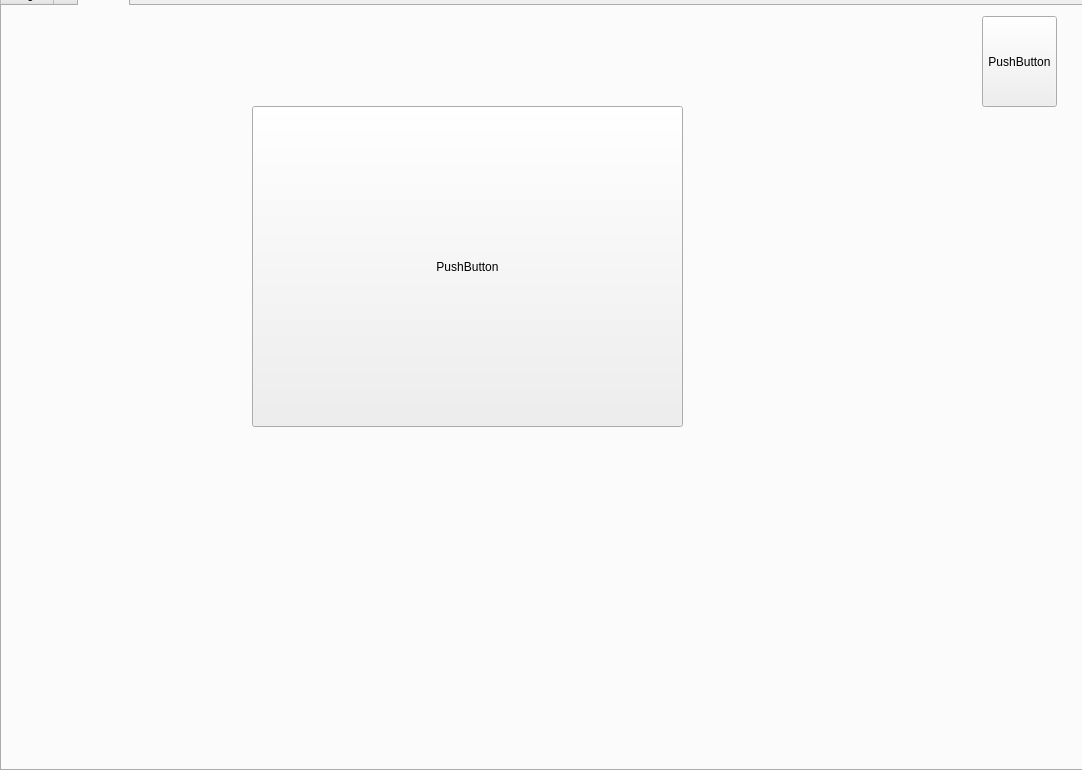
Qt form sorteerhoed.ui (DanielNowOnGitHub/Sorteerhoed) before a commit.
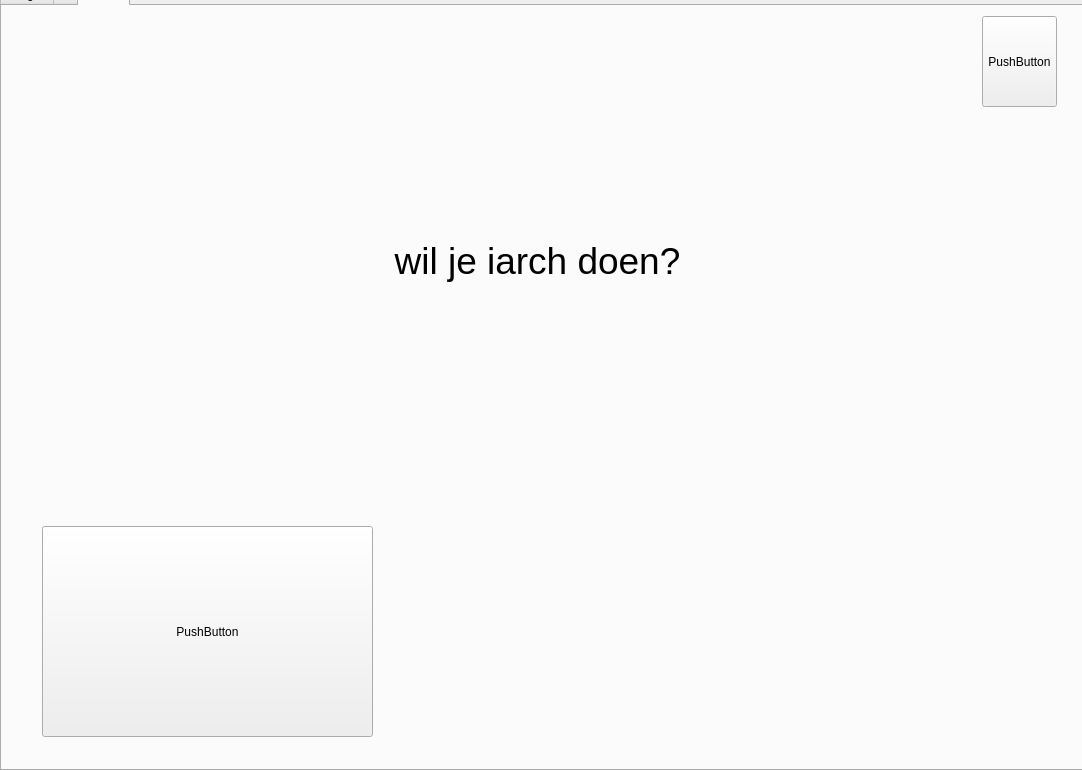
The same form after that commit. The open tabs and pages were chosen to show the change. Icons and pictures are not drawn.

The edit to the form file:
```diff
--- a/sorteerhoed.ui
+++ b/sorteerhoed.ui
@@ -204,10 +204,10 @@
     <widget class="QPushButton" name="exit_naar_home">
      <property name="geometry">
       <rect>
-       <x>250</x>
-       <y>100</y>
-       <width>431</width>
-       <height>321</height>
+       <x>40</x>
+       <y>520</y>
+       <width>331</width>
+       <height>211</height>
       </rect>
      </property>
      <property name="text">
@@ -227,6 +227,31 @@
       <string>PushButton</string>
      </property>
     </widget>
+    <widget class="QLabel" name="uitslag_box">
+     <property name="geometry">
+      <rect>
+       <x>80</x>
+       <y>140</y>
+       <width>911</width>
+       <height>231</height>
+      </rect>
+     </property>
+     <property name="text">
+      <string>&lt;html&gt;&lt;head/&gt;&lt;body&gt;&lt;p&gt;&lt;span style=&quot; font-size:28pt;&quot;&gt;wil je iarch doen?&lt;/span&gt;&lt;/p&gt;&lt;/body&gt;&lt;/html&gt;</string>
+     </property>
+     <property name="textFormat">
+      <enum>Qt::RichText</enum>
+     </property>
+     <property name="scaledContents">
+      <bool>true</bool>
+     </property>
+     <property name="alignment">
+      <set>Qt::AlignCenter</set>
+     </property>
+     <property name="wordWrap">
+      <bool>true</bool>
+     </property>
+    </widget>
    </widget>
   </widget>
  </widget>
```
Left out of the diff: 4 changed lines with no effect on the pictures.
